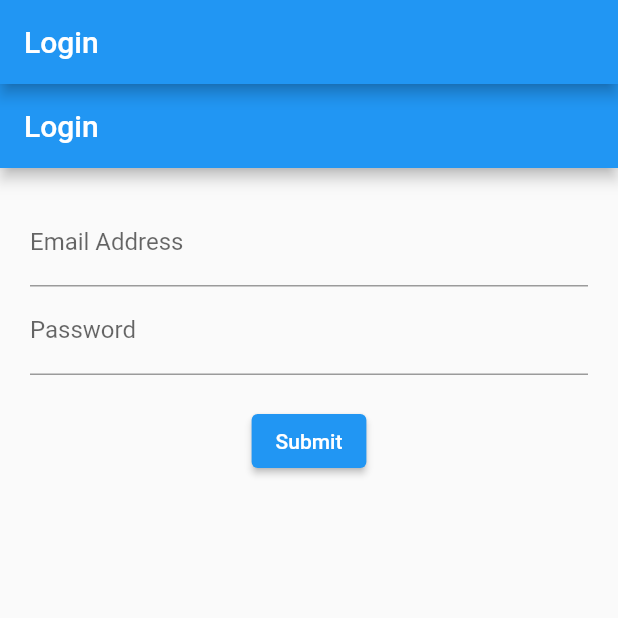
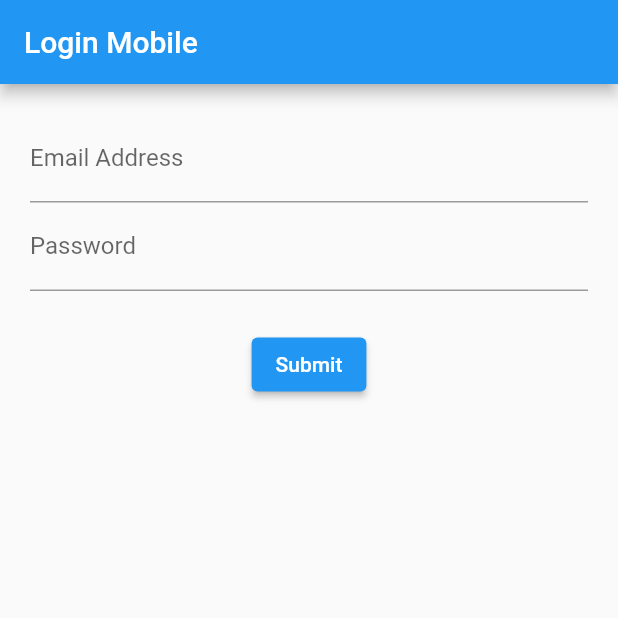
Before and after one commit to Aceser199/login_bloc, a Flutter app: the screen it shows after launch, on a phone screen of 412 x 824 dp, the top half of it. Run offline on Flutter 3.47's test engine with Material 2 defaults, Android fonts, the phone set to English and light mode, and no system bars.

```diff
--- a/lib/responsive/login/mobile_login_body.dart
+++ b/lib/responsive/login/mobile_login_body.dart
@@ -1,24 +1,25 @@
 import 'package:flutter/material.dart';
 import 'package:login_bloc/blocs/bloc.dart';
-
-final bloc = Bloc();
+import 'package:login_bloc/blocs/provider.dart';
 
 class MobileLoginBody extends StatelessWidget {
   const MobileLoginBody({super.key});
 
   @override
   Widget build(BuildContext context) {
+    final bloc = Provider.of(context);
+
     return Scaffold(
       appBar: AppBar(
-        title: const Text('Login'),
+        title: const Text('Login Mobile'),
       ),
       body: Container(
         margin: const EdgeInsets.all(20.0),
         child: Column(
           children: [
-            emailField(),
-            passwordField(),
-            const SizedBox(height: 20.0),
+            emailField(bloc),
+            passwordField(bloc),
+            const SizedBox(height: 25.0),
             submitButton(),
           ],
         ),
@@ -26,7 +27,7 @@ class MobileLoginBody extends StatelessWidget {
     );
   }
 
-  Widget emailField() {
+  Widget emailField(Bloc bloc) {
     return StreamBuilder(
       stream: bloc.email,
       builder: (context, snapshot) => TextField(
@@ -41,7 +42,7 @@ class MobileLoginBody extends StatelessWidget {
     );
   }
 
-  Widget passwordField() {
+  Widget passwordField(Bloc bloc) {
     return StreamBuilder(
       stream: bloc.password,
       builder: (context, snapshot) => TextField(
--- a/lib/screens/login_screen.dart
+++ b/lib/screens/login_screen.dart
@@ -1,22 +1,17 @@
 import 'package:flutter/material.dart';
-import 'package:login_bloc/blocs/bloc.dart';
+import 'package:login_bloc/blocs/provider.dart';
 import 'package:login_bloc/responsive/login/desktop_login_body.dart';
 import 'package:login_bloc/responsive/login/mobile_login_body.dart';
 import 'package:login_bloc/responsive/login/tablet_login_body.dart';
 import 'package:login_bloc/responsive/responsive_layout.dart';
-
-final bloc = Bloc();
 
 class LoginScreen extends StatelessWidget {
   const LoginScreen({super.key});
 
   @override
   Widget build(BuildContext context) {
-    return Scaffold(
-      appBar: AppBar(
-        title: const Text('Login'),
-      ),
-      body: const ResponsiveLayout(
+    return Provider(
+      child: const ResponsiveLayout(
         mobileScaffold: MobileLoginBody(),
         tabletScaffold: TabletLoginBody(),
         desktopScaffold: DesktopLoginBody(),
```
Also changed, not shown: lib/responsive/login/desktop_login_body.dart (+8 -7 lines), lib/responsive/login/tablet_login_body.dart (+8 -7 lines).
